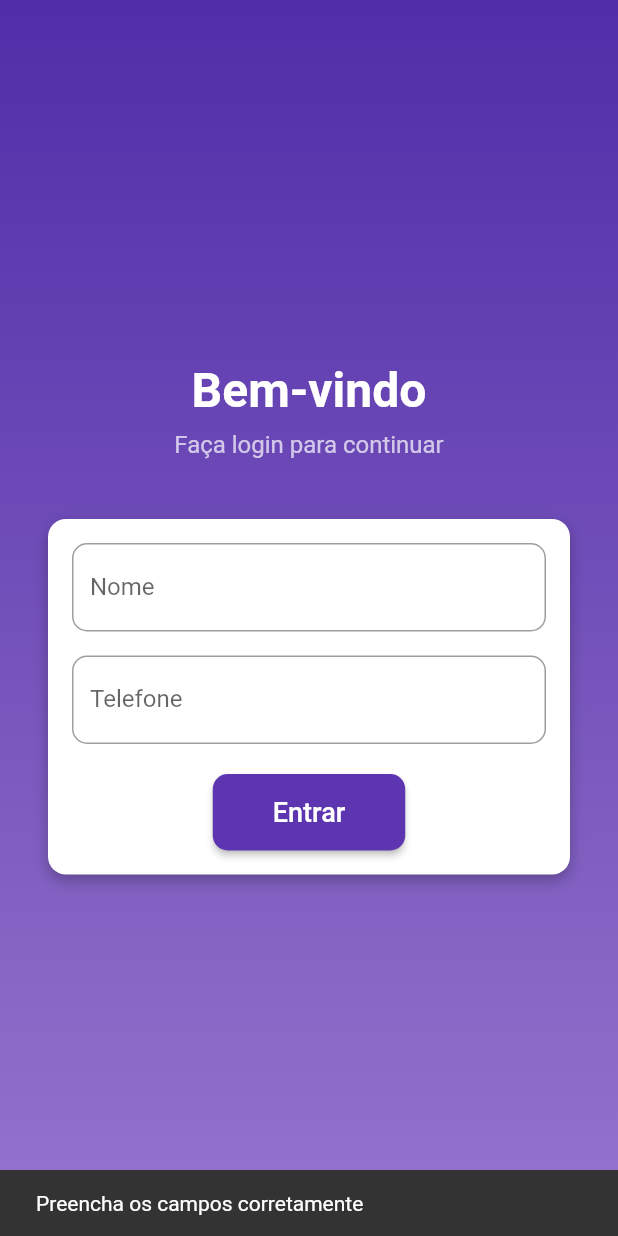
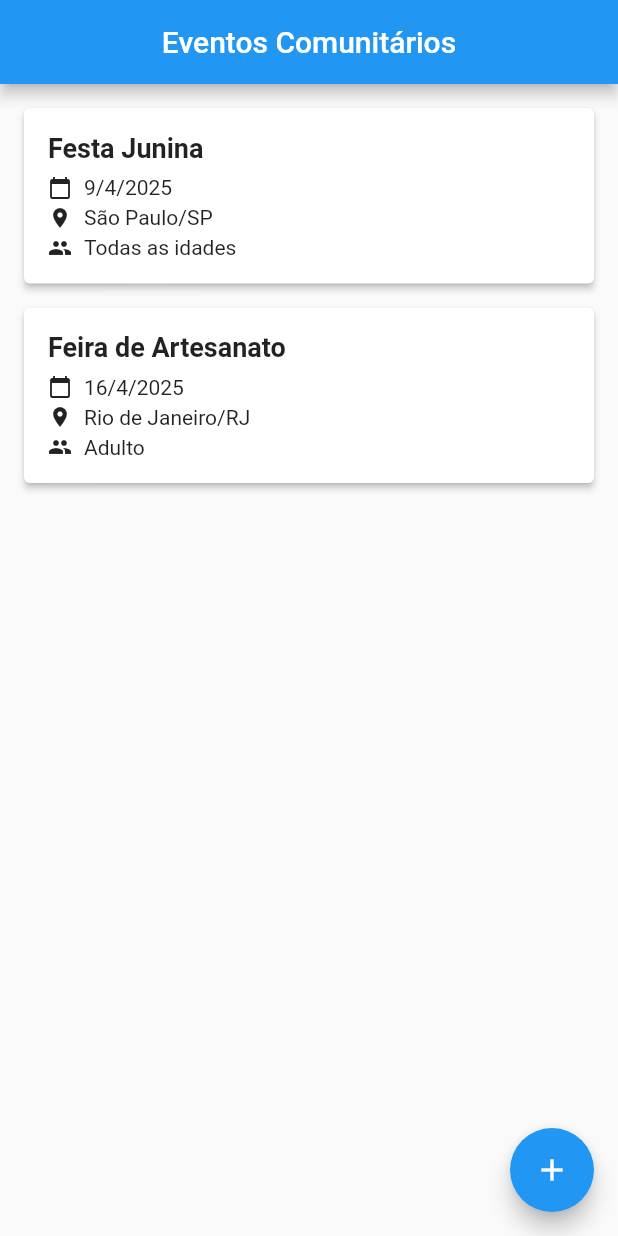
Before and after one commit to Krlos-G/App_Cadastro_Eventos, a Flutter app: the screen it shows after launch, after a tap on "Entrar", on a phone screen of 412 x 824 dp. Run offline on Flutter 3.47's test engine with Material 2 defaults, Android fonts, the phone set to English and light mode, and no system bars; our stand-ins replace mask_text_input_formatter.

Commit message:
versao 1.2.1

```diff
--- /dev/null
+++ b/lib/evento_item.dart
@@ -0,0 +1,75 @@
+import 'package:flutter/material.dart';
+import 'evento_model.dart';
+
+class EventoItem extends StatelessWidget {
+  final Evento evento;
+  final VoidCallback onTap;
+
+  const EventoItem({
+    required this.evento,
+    required this.onTap,
+  });
+
+  @override
+  Widget build(BuildContext context) {
+    return Card(
+      elevation: 2,
+      margin: EdgeInsets.symmetric(horizontal: 16, vertical: 8),
+      child: InkWell(
+        onTap: onTap,
+        child: Padding(
+          padding: const EdgeInsets.all(16.0),
+          child: Column(
+            crossAxisAlignment: CrossAxisAlignment.start,
+            children: [
+              Text(
+                evento.nome,
+                style: TextStyle(
+                  fontSize: 18,
+                  fontWeight: FontWeight.bold,
+                ),
+              ),
+              SizedBox(height: 8),
+              Row(
+                children: [
+                  Icon(Icons.calendar_today, size: 16),
+                  SizedBox(width: 8),
+                  Text(
+                    '${_formatDate(evento.data)}',
+                    style: TextStyle(fontSize: 14),
+                  ),
+                ],
+              ),
+              SizedBox(height: 4),
+              Row(
+                children: [
+                  Icon(Icons.location_on, size: 16),
+                  SizedBox(width: 8),
+                  Text(
+                    '${evento.cidade}/${evento.estado}',
+                    style: TextStyle(fontSize: 14),
+                  ),
+                ],
+              ),
+              SizedBox(height: 4),
+              Row(
+                children: [
+                  Icon(Icons.people, size: 16),
+                  SizedBox(width: 8),
+                  Text(
+                    evento.publico,
+                    style: TextStyle(fontSize: 14),
+                  ),
+                ],
+              ),
+            ],
+          ),
+        ),
+      ),
+    );
+  }
+
+  String _formatDate(DateTime date) {
+    return '${date.day}/${date.month}/${date.year}';
+  }
+}
--- /dev/null
+++ b/lib/evento_model.dart
@@ -0,0 +1,48 @@
+class Evento {
+  final String id;
+  final String nome;
+  final DateTime data;
+  final String cidade;
+  final String estado;
+  final String endereco;
+  final String descricao;
+  final String publico;
+
+  Evento({
+    required this.id,
+    required this.nome,
+    required this.data,
+    required this.cidade,
+    required this.estado,
+    required this.endereco,
+    required this.descricao,
+    required this.publico,
+  });
+
+  // Método para criar um Evento a partir de um Map
+  factory Evento.fromMap(Map<String, dynamic> map, String id) {
+    return Evento(
+      id: id,
+      nome: map['nome'] ?? '',
+      data: DateTime.parse(map['data']),
+      cidade: map['cidade'] ?? '',
+      estado: map['estado'] ?? '',
+      endereco: map['endereco'] ?? '',
+      descricao: map['descricao'] ?? '',
+      publico: map['publico'] ?? 'Todas as idades',
+    );
+  }
+
+  // Método para converter um Evento em Map
+  Map<String, dynamic> toMap() {
+    return {
+      'nome': nome,
+      'data': data.toIso8601String(),
+      'cidade': cidade,
+      'estado': estado,
+      'endereco': endereco,
+      'descricao': descricao,
+      'publico': publico,
+    };
+  }
+}
--- /dev/null
+++ b/lib/home_screen.dart
@@ -0,0 +1,96 @@
+import 'package:flutter/material.dart';
+import 'evento_item.dart';
+import 'evento_model.dart';
+import 'add_evento_screen.dart';
+import 'evento_detail_screen.dart';
+
+class HomeScreen extends StatefulWidget {
+  @override
+  _HomeScreenState createState() => _HomeScreenState();
+}
+
+class _HomeScreenState extends State<HomeScreen> {
+  List<Evento> eventos = [];
+
+  @override
+  void initState() {
+    super.initState();
+    // Eventos mockados para demonstração
+    eventos = [
+      Evento(
+        id: '1',
+        nome: 'Festa Junina',
+        data: DateTime.now().add(Duration(days: 7)),
+        cidade: 'São Paulo',
+        estado: 'SP',
+        endereco: 'Rua Exemplo, 123',
+        descricao: 'Festa tradicional com comidas típicas e quadrilha',
+        publico: 'Todas as idades',
+      ),
+      Evento(
+        id: '2',
+        nome: 'Feira de Artesanato',
+        data: DateTime.now().add(Duration(days: 14)),
+        cidade: 'Rio de Janeiro',
+        estado: 'RJ',
+        endereco: 'Avenida Principal, 456',
+        descricao: 'Feira com produtos artesanais da região',
+        publico: 'Adulto',
+      ),
+    ];
+  }
+
+  void _adicionarEvento(Evento novoEvento) {
+    setState(() {
+      eventos.add(novoEvento);
+    });
+  }
+
+  @override
+  Widget build(BuildContext context) {
+    return Scaffold(
+      appBar: AppBar(
+        title: Text('Eventos Comunitários'),
+        centerTitle: true,
+      ),
+      body: eventos.isEmpty
+          ? Center(
+              child: Text(
+                'Nenhum evento cadastrado',
+                style: TextStyle(fontSize: 18),
+              ),
+            )
+          : ListView.builder(
+              padding: EdgeInsets.symmetric(vertical: 8),
+              itemCount: eventos.length,
+              itemBuilder: (context, index) {
+                return EventoItem(
+                  evento: eventos[index],
+                  onTap: () {
+                    Navigator.push(
+                      context,
+                      MaterialPageRoute(
+                        builder: (context) => EventoDetailScreen(evento: eventos[index]),
+                      ),
+                    );
+                  },
+                );
+              },
+            ),
+      floatingActionButton: FloatingActionButton(
+        onPressed: () async {
+          final novoEvento = await Navigator.push<Evento>(
+            context,
+            MaterialPageRoute(builder: (context) => AddEventoScreen()),
+          );
+
+          if (novoEvento != null) {
+            _adicionarEvento(novoEvento);
+          }
+        },
+        child: Icon(Icons.add),
+        tooltip: 'Adicionar Evento',
+      ),
+    );
+  }
+}
--- /dev/null
+++ b/lib/login_screen.dart
@@ -0,0 +1,68 @@
+import 'package:flutter/material.dart';
+import 'home_screen.dart';
+
+class LoginScreen extends StatelessWidget {
+  @override
+  Widget build(BuildContext context) {
+    return Scaffold(
+      body: Padding(
+        padding: const EdgeInsets.all(24.0),
+        child: Center(
+          child: SingleChildScrollView(
+            child: Column(
+              mainAxisAlignment: MainAxisAlignment.center,
+              children: [
+                Text(
+                  'Bem-vindo',
+                  style: TextStyle(
+                    fontSize: 32,
+                    fontWeight: FontWeight.bold,
+                    color: Colors.blue,
+                  ),
+                ),
+                SizedBox(height: 16),
+                Text(
+                  'Faça login para continuar',
+                  style: TextStyle(fontSize: 16),
+                ),
+                SizedBox(height: 32),
+                TextField(
+                  decoration: InputDecoration(
+                    labelText: 'Nome',
+                    border: OutlineInputBorder(),
+                    prefixIcon: Icon(Icons.person),
+                  ),
+                ),
+                SizedBox(height: 16),
+                TextField(
+                  decoration: InputDecoration(
+                    labelText: 'Telefone',
+                    border: OutlineInputBorder(),
+                    prefixIcon: Icon(Icons.phone),
+                  ),
+                  keyboardType: TextInputType.phone,
+                ),
+                SizedBox(height: 32),
+                SizedBox(
+                  width: double.infinity,
+                  child: ElevatedButton(
+                    onPressed: () {
+                      Navigator.pushReplacement(
+                        context,
+                        MaterialPageRoute(builder: (context) => HomeScreen()),
+                      );
+                    },
+                    child: Text('Entrar'),
+                    style: ElevatedButton.styleFrom(
+                      padding: EdgeInsets.symmetric(vertical: 16),
+                    ),
+                  ),
+                ),
+              ],
+            ),
+          ),
+        ),
+      ),
+    );
+  }
+}
--- a/lib/main.dart
+++ b/lib/main.dart
@@ -1,5 +1,5 @@
 import 'package:flutter/material.dart';
-import 'views/login_screen.dart';
+import 'login_screen.dart';
 
 void main() {
   runApp(MyApp());
@@ -9,7 +9,12 @@ class MyApp extends StatelessWidget {
   @override
   Widget build(BuildContext context) {
     return MaterialApp(
+      title: 'Eventos Comunitários',
       debugShowCheckedModeBanner: false,
+      theme: ThemeData(
+        primarySwatch: Colors.blue,
+        visualDensity: VisualDensity.adaptivePlatformDensity,
+      ),
       home: LoginScreen(),
     );
   }
--- a/pubspec.yaml
+++ b/pubspec.yaml
@@ -31,8 +31,7 @@ environment:
 dependencies:
   flutter:
     sdk: flutter
-  mask_text_input_formatter: ^2.5.0
-
+  intl: ^0.18.1
 
   # The following adds the Cupertino Icons font to your application.
   # Use with the CupertinoIcons class for iOS style icons.
```
Also changed, not shown: lib/add_evento_screen.dart (added, +205 -0 lines), lib/evento_detail_screen.dart (added, +87 -0 lines), pubspec.lock, 3 other files.
